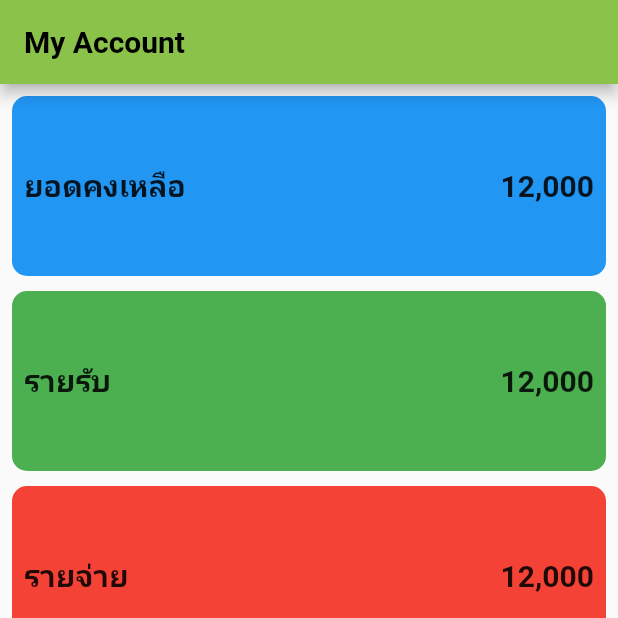
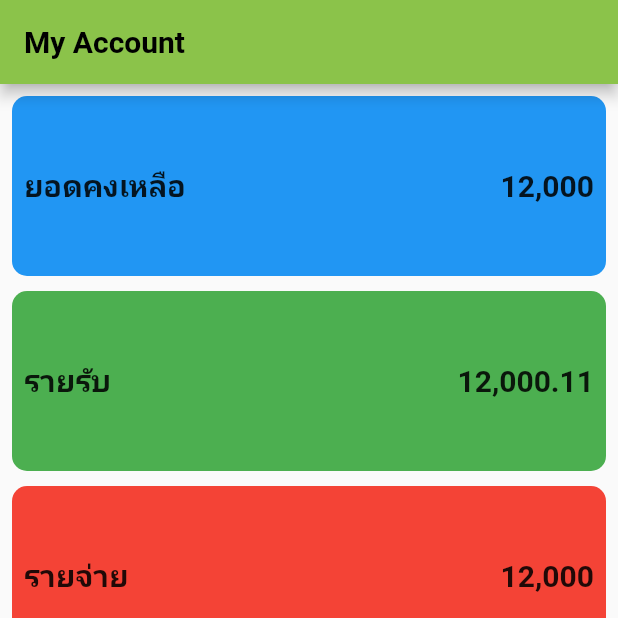
Before and after one commit to Kevinfame007/Learn-Flutter, a Flutter app: the screen it shows after launch, on a phone screen of 412 x 824 dp, the top half of it. Run offline on Flutter 3.47's test engine with Material 2 defaults, Android fonts, the phone set to English and light mode, and no system bars.

Commit message:
Update main.dart

```diff
--- a/learn_flutter/lib/main.dart
+++ b/learn_flutter/lib/main.dart
@@ -59,13 +59,13 @@ class _MyHomePageState extends State<MyHomePage>
         padding: const EdgeInsets.all(8.0),
         child: Column(
           children: [
-            InfoBox("ยอดคงเหลือ", 12000, Colors.blue, 120),
+            InfoBox("ยอดคงเหลือ", 12000.00, Colors.blue, 120),
             SizedBox(height: 10,),
-            InfoBox("รายรับ", 12000, Colors.green, 120),
+            InfoBox("รายรับ", 12000.11, Colors.green, 120),
             SizedBox(height: 10,),
-            InfoBox("รายจ่าย", 12000, Colors.red, 120),
+            InfoBox("รายจ่าย", 12000.00, Colors.red, 120),
             SizedBox(height: 10,),
-            InfoBox("ค้่างชำระ", 5000, Colors.orange, 120),
+            InfoBox("ค้่างชำระ", 5000.00, Colors.orange, 120),
           ],
         ),
       ),
```
